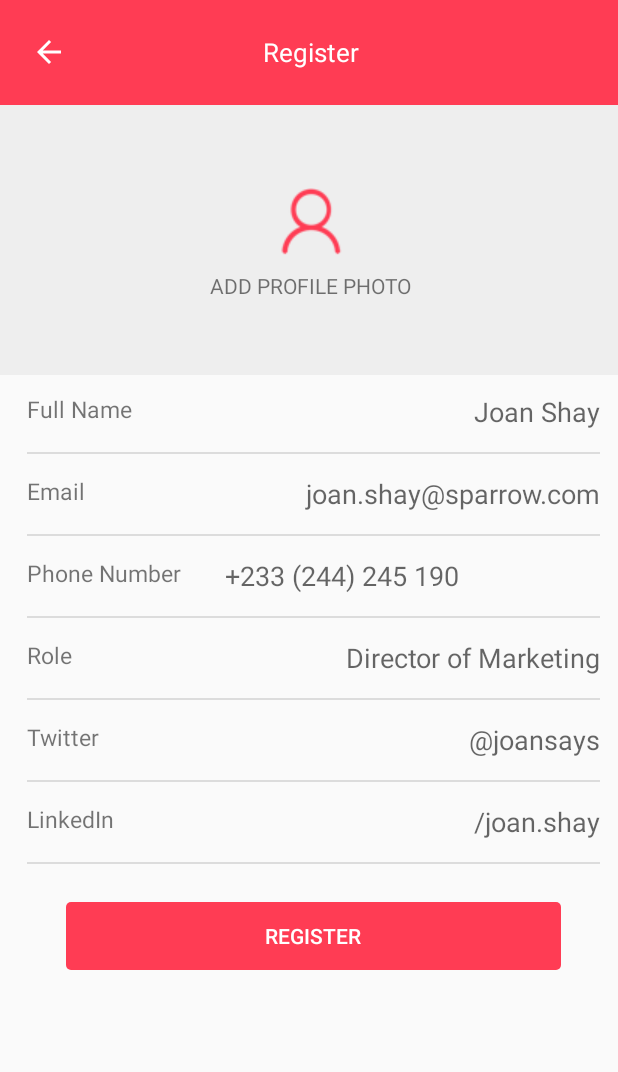
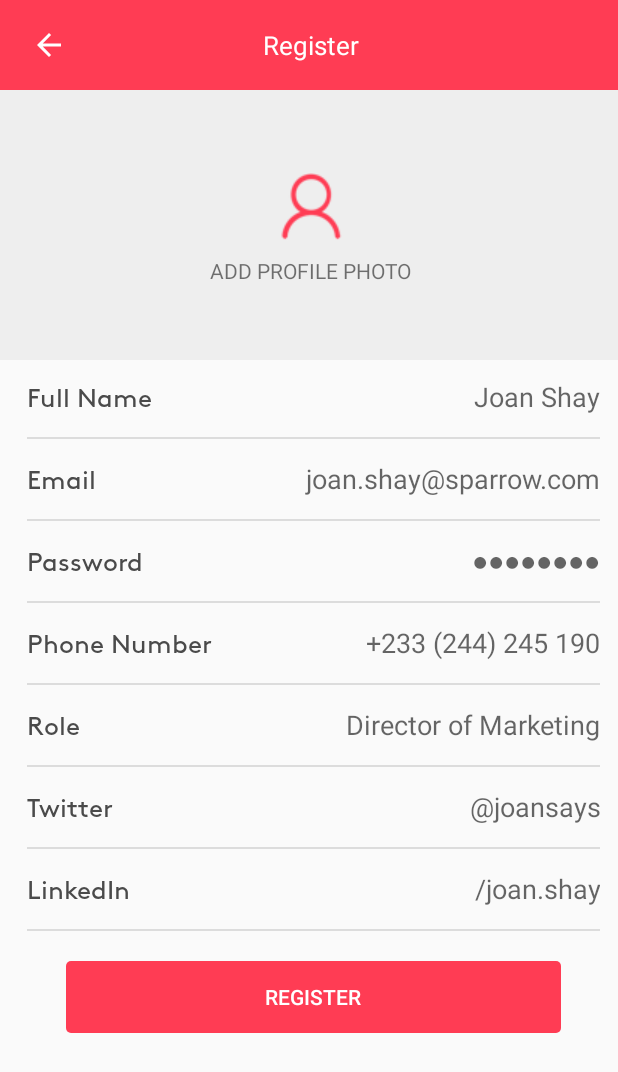
Before and after one commit to akwasiio/ampersandcontact, an Android app: the RegisterActivity screen opened directly, with no data from a screen before it, on a phone screen of 412 x 824 dp. Shown: the top 1072 px of the screen. Run offline under Robolectric (Android 15) with nearby library versions, the phone set to English and light mode, and no system bars.

Commit message:
fix: Minor design changes

```diff
--- a/app/src/main/res/layout/activity_register.xml
+++ b/app/src/main/res/layout/activity_register.xml
@@ -8,7 +8,7 @@
     <android.support.v7.widget.LinearLayoutCompat
         android:id="@+id/registerBar"
         android:layout_width="match_parent"
-        android:layout_height="70dp"
+        android:layout_height="60dp"
         android:background="@color/colorPrimary"
         app:layout_constraintTop_toTopOf="parent"
         tools:layout_editor_absoluteX="0dp"
@@ -67,13 +67,13 @@
     <android.support.constraint.ConstraintLayout
         android:id="@+id/input_box"
         android:layout_width="match_parent"
-        android:layout_height="450dp"
+        android:layout_height="460dp"
         android:paddingStart="18dp"
         android:paddingLeft="18dp"
         android:paddingTop="12dp"
         android:paddingEnd="12dp"
         android:paddingRight="12dp"
-        android:paddingBottom="26dp"
+        android:paddingBottom="2dp"
         app:layout_constraintTop_toBottomOf="@id/photo_box">
 
 
@@ -81,8 +81,10 @@
             android:id="@+id/text_label"
             android:layout_width="wrap_content"
             android:layout_height="25dp"
+            android:textColor="#4a4a4a"
+            android:fontFamily="@font/brownpro"
             android:text="@string/full_name_label"
-            android:textSize="15sp"
+            android:textSize="17sp"
             app:layout_constraintLeft_toLeftOf="@id/input_box"
             app:layout_constraintTop_toTopOf="@id/input_box"
             android:layout_marginBottom="20dp"
@@ -120,8 +122,10 @@
             android:id="@+id/email_label"
             android:layout_width="wrap_content"
             android:layout_height="25dp"
+            android:textColor="#4a4a4a"
             android:text="@string/email_label"
-            android:textSize="15sp"
+            android:fontFamily="@font/brownpro"
+            android:textSize="17sp"
             app:layout_constraintLeft_toLeftOf="@id/input_box"
             app:layout_constraintTop_toBottomOf="@id/firstDiv"
             android:layout_marginTop="14dp"/>
@@ -147,22 +151,67 @@
         </android.support.design.widget.TextInputLayout>
 
         <View
-            android:id="@+id/secondDiv"
+            android:id="@+id/beforePasswordDiv"
             style="@style/Divider"
             app:layout_constraintLeft_toLeftOf="@id/input_box"
             app:layout_constraintRight_toRightOf="@id/input_box"
             app:layout_constraintTop_toBottomOf="@id/emailInputLayout"
+            app:layout_constraintBottom_toTopOf="@id/passwordInputLayout"
+            android:layout_marginTop="14dp"/>
+
+        <TextView
+            android:id="@+id/passwordLabel"
+            android:layout_width="wrap_content"
+            android:layout_height="25dp"
+            android:textColor="#4a4a4a"
+            android:text="@string/password"
+            android:textSize="17sp"
+            android:fontFamily="@font/brownpro"
+            app:layout_constraintLeft_toLeftOf="@id/input_box"
+            app:layout_constraintTop_toBottomOf="@id/beforePasswordDiv"
+            android:layout_marginTop="14dp"/>
+
+        <android.support.design.widget.TextInputLayout
+            android:id="@+id/passwordInputLayout"
+            android:layout_width="250dp"
+            android:layout_height="25dp"
+            app:hintEnabled="false"
+            app:layout_constraintRight_toRightOf="@id/input_box"
+            app:layout_constraintTop_toBottomOf="@id/beforePasswordDiv"
+            android:layout_marginTop="14dp">
+
+            <android.support.design.widget.TextInputEditText
+                android:id="@+id/passwordEditText"
+                android:layout_width="match_parent"
+                android:layout_height="match_parent"
+                android:background="@android:color/transparent"
+                android:hint="@string/password_hint"
+                android:inputType="textPassword"
+                android:gravity="end"
+                android:textCursorDrawable="@android:color/transparent"
+                android:textDirection="rtl" />
+        </android.support.design.widget.TextInputLayout>
+
+        <View
+            android:id="@+id/afterPasswordDiv"
+            style="@style/Divider"
+            app:layout_constraintLeft_toLeftOf="@id/input_box"
+            app:layout_constraintRight_toRightOf="@id/input_box"
+            app:layout_constraintTop_toBottomOf="@id/passwordInputLayout"
             app:layout_constraintBottom_toTopOf="@id/phoneNumberInputLayout"
             android:layout_marginTop="14dp"/>
 
+
         <TextView
             android:id="@+id/phone_label"
+            android:textColor="#4a4a4a"
             android:layout_width="wrap_content"
             android:layout_height="25dp"
             android:text="Phone Number"
-            android:textSize="15sp"
+            android:textSize="17sp"
+            android:fontFamily="@font/brownpro"
             app:layout_constraintLeft_toLeftOf="@id/input_box"
-            app:layout_constraintTop_toBottomOf="@id/secondDiv"
+            app:layout_constraintTop_toBottomOf="@id/afterPasswordDiv"
             android:layout_marginTop="14dp"/>
 
         <android.support.design.widget.TextInputLayout
@@ -171,7 +220,7 @@
             android:layout_height="25dp"
             app:hintEnabled="false"
             app:layout_constraintRight_toRightOf="@id/input_box"
-            app:layout_constraintTop_toBottomOf="@id/secondDiv"
+            app:layout_constraintTop_toBottomOf="@id/afterPasswordDiv"
             android:layout_marginTop="14dp">
 
             <android.support.design.widget.TextInputEditText
@@ -182,7 +231,7 @@
                 android:hint="@string/phone_sample"
                 android:inputType="phone"
                 android:textCursorDrawable="@android:color/transparent"
-                android:textDirection="rtl" />
+                android:gravity="right" />
         </android.support.design.widget.TextInputLayout>
 
         <View
@@ -198,8 +247,10 @@
             android:id="@+id/role_label"
             android:layout_width="wrap_content"
             android:layout_height="25dp"
+            android:textColor="#4a4a4a"
             android:text="@string/role_text"
-            android:textSize="15sp"
+            android:textSize="17sp"
+            android:fontFamily="@font/brownpro"
             app:layout_constraintLeft_toLeftOf="@id/input_box"
             app:layout_constraintTop_toBottomOf="@id/thirdDiv"
             android:layout_marginTop="14dp"/>
@@ -221,7 +272,7 @@
                 android:hint="@string/role_default"
                 android:inputType="text"
                 android:textCursorDrawable="@android:color/transparent"
-                android:textDirection="rtl" />
+                android:gravity="end" />
         </android.support.design.widget.TextInputLayout>
 
         <View
@@ -238,7 +289,9 @@
             android:layout_width="wrap_content"
             android:layout_height="25dp"
             android:text="@string/twitter_label"
-            android:textSize="15sp"
+            android:textColor="#4a4a4a"
+            android:textSize="17sp"
+            android:fontFamily="@font/brownpro"
             app:layout_constraintLeft_toLeftOf="@id/input_box"
             app:layout_constraintTop_toBottomOf="@id/fourthDiv"
             android:layout_marginTop="14dp"/>
@@ -260,7 +313,7 @@
                 android:hint="@string/twitter_hint"
                 android:inputType="text"
                 android:textCursorDrawable="@android:color/transparent"
-                android:textDirection="rtl" />
+                android:gravity="end" />
         </android.support.design.widget.TextInputLayout>
 
         <View
@@ -277,7 +330,9 @@
             android:layout_width="wrap_content"
             android:layout_height="25dp"
             android:text="@string/linkedin_label"
-            android:textSize="15sp"
+            android:textSize="17sp"
+            android:textColor="#4a4a4a"
+            android:fontFamily="@font/brownpro"
             app:layout_constraintLeft_toLeftOf="@id/input_box"
             app:layout_constraintTop_toBottomOf="@id/fifthDiv"
             android:layout_marginTop="14dp"/>
@@ -299,7 +354,7 @@
                 android:hint="@string/linkedIn_hint"
                 android:inputType="text"
                 android:textCursorDrawable="@android:color/transparent"
-                android:textDirection="rtl" />
+                android:gravity="end" />
         </android.support.design.widget.TextInputLayout>
 
         <View
@@ -312,7 +367,7 @@
 
         <Button
             android:layout_width="330dp"
-            android:layout_height="45dp"
+            android:layout_height="wrap_content"
             app:layout_constraintTop_toBottomOf="@id/sixthDiv"
             app:layout_constraintRight_toRightOf="@id/input_box"
             app:layout_constraintLeft_toLeftOf="@id/input_box"
@@ -321,7 +376,7 @@
             style="?android:attr/borderlessButtonStyle"
             android:textColor="#ffffff"
             android:background="@drawable/btn_rounded"
-            android:layout_marginTop="25dp"/>
+            android:layout_marginTop="20dp"/>
 
     </android.support.constraint.ConstraintLayout>
 
--- a/app/src/main/res/values/strings.xml
+++ b/app/src/main/res/values/strings.xml
@@ -7,14 +7,15 @@
     <string name="full_name_label">Full Name</string>
     <string name="email_label">Email</string>
     <string name="email_hint">joan.shay@sparrow.com</string>
+    <string name="phone"></string>
     <string name="phone_sample">+233 (244) 245 190</string>
     <string name="role_default">Director of Marketing</string>
     <string name="role_text">Role</string>
     <string name="twitter_label">Twitter</string>
     <string name="linkedin_label">LinkedIn</string>
     <string name="linkedIn_default">/joan.shay</string>
-    <string name="linkedIn_hint">joan.shay/</string>
-    <string name="twitter_hint">joansays\@</string>
+    <string name="linkedIn_hint">/joan.shay</string>
+    <string name="twitter_hint">@joansays</string>
     <string name="title_activity_sign_in">SignInActivity</string>
     <string name="signIn">Sign In</string>
     <string name="password_hint">&#9679;&#9679;&#9679;&#9679;&#9679;&#9679;&#9679;&#9679;</string>
```
